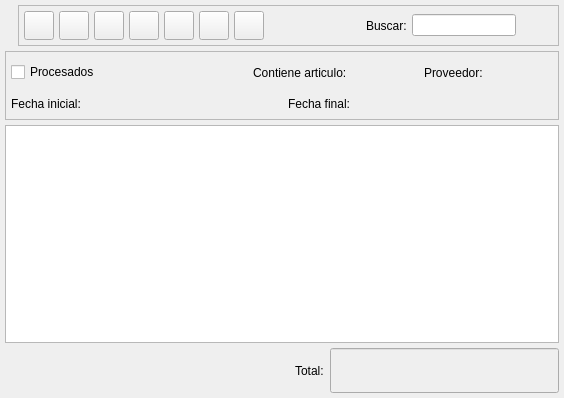
First picture: the form in bulmages/bulmafact/src/albaranesproveedorlistbase.ui, repository eboladev/Bulmages-1, before the edit.
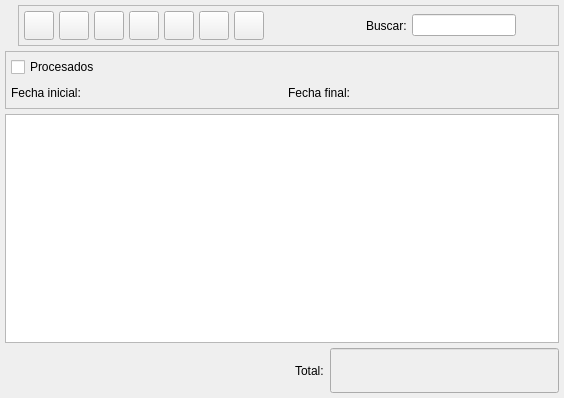
Second picture: the form after the edit. Icons and pictures are not drawn. Custom widgets are drawn as their Qt base class.

```diff
--- a/bulmages/bulmafact/src/albaranesproveedorlistbase.ui
+++ b/bulmages/bulmafact/src/albaranesproveedorlistbase.ui
@@ -300,74 +300,12 @@
           </property>
          </widget>
         </item>
-        <item>
-         <spacer>
-          <property name="orientation" >
-           <enum>Qt::Horizontal</enum>
-          </property>
-          <property name="sizeType" >
-           <enum>QSizePolicy::Expanding</enum>
-          </property>
-          <property name="sizeHint" >
-           <size>
-            <width>150</width>
-            <height>31</height>
-           </size>
-          </property>
-         </spacer>
-        </item>
-        <item>
-         <widget class="QLabel" name="label" >
-          <property name="text" >
-           <string>Contiene articulo:</string>
-          </property>
-         </widget>
-        </item>
         <item>
          <widget class="BusquedaArticulo" native="1" name="m_articulo" />
         </item>
-        <item>
-         <spacer>
-          <property name="orientation" >
-           <enum>Qt::Horizontal</enum>
-          </property>
-          <property name="sizeType" >
-           <enum>QSizePolicy::Expanding</enum>
-          </property>
-          <property name="sizeHint" >
-           <size>
-            <width>71</width>
-            <height>21</height>
-           </size>
-          </property>
-         </spacer>
-        </item>
-        <item>
-         <widget class="QLabel" name="label" >
-          <property name="text" >
-           <string>Proveedor:</string>
-          </property>
-         </widget>
-        </item>
         <item>
          <widget class="BusquedaProveedor" native="1" name="m_proveedor" />
         </item>
-        <item>
-         <spacer>
-          <property name="orientation" >
-           <enum>Qt::Horizontal</enum>
-          </property>
-          <property name="sizeType" >
-           <enum>QSizePolicy::Expanding</enum>
-          </property>
-          <property name="sizeHint" >
-           <size>
-            <width>51</width>
-            <height>21</height>
-           </size>
-          </property>
-         </spacer>
-        </item>
        </layout>
       </item>
       <item>
```
